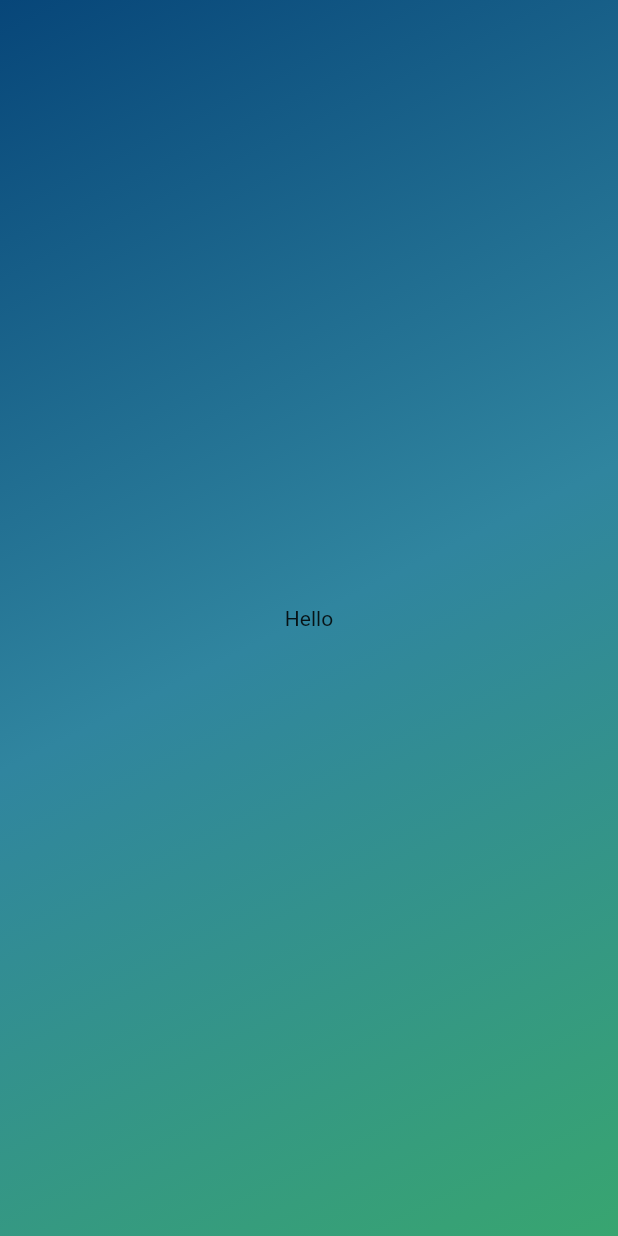
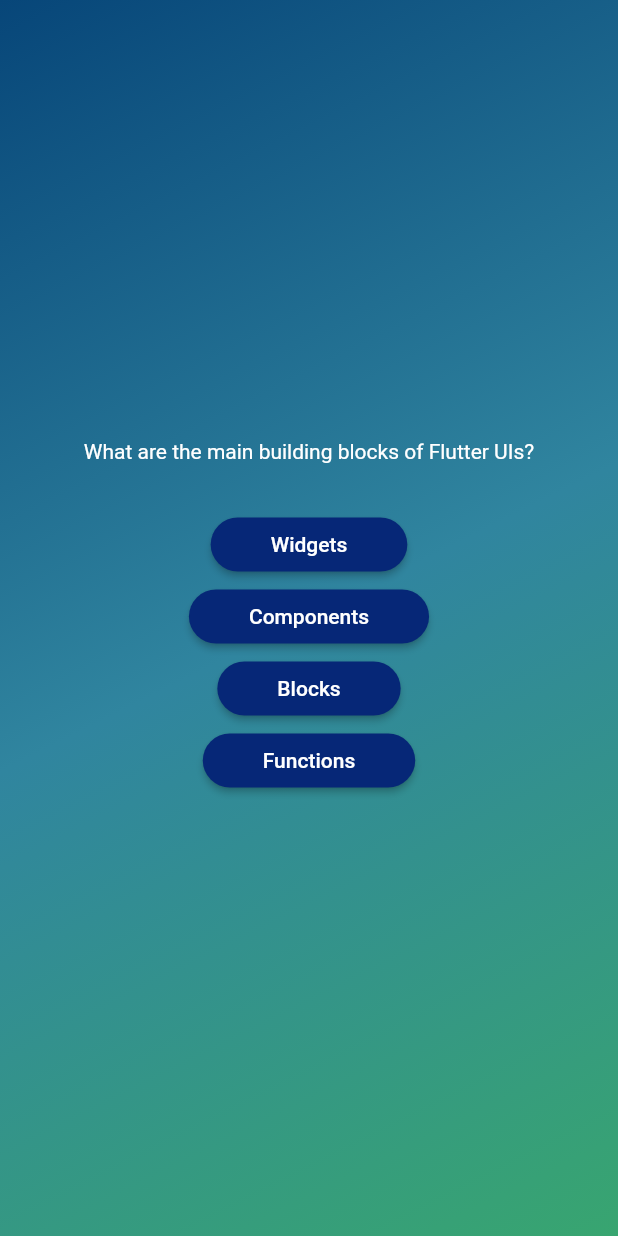
Before and after one commit to PratyushSingh18/Learning_Flutter, a Flutter app: the screen it shows after launch, after a tap on "-Start Quiz-", on a phone screen of 412 x 824 dp. Run offline on Flutter 3.47's test engine with Material 2 defaults, Android fonts, the phone set to English and light mode, and no system bars.

Commit message:
Added new updates

```diff
--- /dev/null
+++ b/Second/lib/answer_button.dart
@@ -0,0 +1,27 @@
+import 'package:flutter/material.dart';
+
+class AnswerButton extends StatelessWidget {
+  const AnswerButton(this.answer, this.onTap, {super.key});
+
+  final String answer;
+  final Function() onTap;
+
+  @override
+  Widget build(context) {
+    return ElevatedButton(
+      onPressed: onTap,
+      style: ElevatedButton.styleFrom(
+        padding: const EdgeInsets.symmetric(
+          vertical: 10.0,
+          horizontal: 40.0,
+        ),
+        backgroundColor: const Color.fromARGB(255, 6, 39, 119),
+        foregroundColor: Colors.white,
+        shape: RoundedRectangleBorder(
+          borderRadius: BorderRadius.circular(40.0),
+        ),
+      ),
+      child: Text(answer),
+    );
+  }
+}
--- /dev/null
+++ b/Second/lib/data/questions.dart
@@ -0,0 +1,55 @@
+import 'package:first_project/model/quiz_questions.dart';
+
+const questions = [
+  QuizQuestion(
+    'What are the main building blocks of Flutter UIs?',
+    [
+      'Widgets',
+      'Components',
+      'Blocks',
+      'Functions',
+    ],
+  ),
+  QuizQuestion('How are Flutter UIs built?', [
+    'By combining widgets in code',
+    'By combining widgets in a visual editor',
+    'By defining widgets in config files',
+    'By using XCode for iOS and Android Studio for Android',
+  ]),
+  QuizQuestion(
+    'What\'s the purpose of a StatefulWidget?',
+    [
+      'Update UI as data changes',
+      'Update data as UI changes',
+      'Ignore data changes',
+      'Render UI that does not depend on data',
+    ],
+  ),
+  QuizQuestion(
+    'Which widget should you try to use more often: StatelessWidget or StatefulWidget?',
+    [
+      'StatelessWidget',
+      'StatefulWidget',
+      'Both are equally good',
+      'None of the above',
+    ],
+  ),
+  QuizQuestion(
+    'What happens if you change data in a StatelessWidget?',
+    [
+      'The UI is not updated',
+      'The UI is updated',
+      'The closest StatefulWidget is updated',
+      'Any nested StatefulWidgets are updated',
+    ],
+  ),
+  QuizQuestion(
+    'How should you update data inside of StatefulWidgets?',
+    [
+      'By calling setState()',
+      'By calling updateData()',
+      'By calling updateUI()',
+      'By calling updateState()',
+    ],
+  ),
+];
--- /dev/null
+++ b/Second/lib/model/quiz_questions.dart
@@ -0,0 +1,5 @@
+class QuizQuestion {
+  const QuizQuestion(this.question, this.answers);
+  final String question;
+  final List<String> answers;
+}
--- a/Second/lib/questions_screen.dart
+++ b/Second/lib/questions_screen.dart
@@ -1,4 +1,7 @@
+import 'package:first_project/answer_button.dart';
+//import 'package:first_project/text.dart';
 import 'package:flutter/material.dart';
+import 'package:first_project/data/questions.dart';
 
 class QuestionsScreen extends StatefulWidget {
   const QuestionsScreen({super.key});
@@ -8,11 +11,77 @@ class QuestionsScreen extends StatefulWidget {
   }
 }
 
+// class _QuestionsScreenState extends State<QuestionsScreen> {
+//   @override
+//   Widget build(context) {
+//     return Center(
+//       child: Column(
+//         //mainAxisSize: MainAxisSize.min,
+//         mainAxisAlignment: MainAxisAlignment.center,
+//         children: [
+//           const TextContent('Question-1'),
+//           const SizedBox(
+//             height: 30.0,
+//           ),
+//           ElevatedButton(
+//             onPressed: () {},
+//             child: const TextContent('Answer-1'),
+//           ),
+//           ElevatedButton(
+//             onPressed: () {},
+//             child: const TextContent('Answer-2'),
+//           ),
+//           ElevatedButton(
+//             onPressed: () {},
+//             child: const TextContent('Answer-3'),
+//           ),
+//           ElevatedButton(
+//             onPressed: () {},
+//             child: const TextContent('Answer-4'),
+//           ),
+//         ],
+//       ),
+//     );
+//   }
+// }
+
 class _QuestionsScreenState extends State<QuestionsScreen> {
   @override
   Widget build(context) {
-    return const Center(
-      child: Text('Hello'),
+    final currentQuestion = questions[0];
+    return SizedBox(
+      width: double.infinity,
+      child: Column(
+        //mainAxisSize: MainAxisSize.min,
+        mainAxisAlignment: MainAxisAlignment.center,
+        children: [
+          Text(
+            currentQuestion.question,
+            style: const TextStyle(
+              color: Colors.white,
+            ),
+          ),
+          const SizedBox(
+            height: 30.0,
+          ),
+          AnswerButton(
+            currentQuestion.answers[0],
+            () {},
+          ),
+          AnswerButton(
+            currentQuestion.answers[1],
+            () {},
+          ),
+          AnswerButton(
+            currentQuestion.answers[2],
+            () {},
+          ),
+          AnswerButton(
+            currentQuestion.answers[3],
+            () {},
+          ),
+        ],
+      ),
     );
   }
 }
--- a/Second/lib/quiz.dart
+++ b/Second/lib/quiz.dart
@@ -12,22 +12,36 @@ class Quiz extends StatefulWidget {
 }
 
 class _QuizState extends State<Quiz> {
-  Widget? currentScreen;
+  // Widget? currentScreen;
 
-  @override
-  void initState() {
-    currentScreen = FinalSetup(switchScreen);
-    super.initState();
-  }
+  // @override
+  // void initState() {
+  //   currentScreen = FinalSetup(switchScreen);
+  //   super.initState();
+  // }
+
+  // void switchScreen() {
+  //   setState(() {
+  //     currentScreen = const QuestionsScreen();
+  //   });
+  // }
+
+  var activeScreen = 'Start-Screen';
 
   void switchScreen() {
     setState(() {
-      currentScreen = const QuestionsScreen();
+      activeScreen = 'Questions-Screen';
     });
   }
 
   @override
   Widget build(context) {
+    // Widget screenWidget = FinalSetup(switchScreen);
+
+    // if (activeScreen == 'Questions-Screen') {
+    //   screenWidget = const QuestionsScreen();
+    // }       //This can also be used to switch between the screens instead of the ternery operators.
+
     return MaterialApp(
       home: Scaffold(
         body: Container(
@@ -42,7 +56,9 @@ class _QuizState extends State<Quiz> {
               end: Alignment.bottomRight,
             ),
           ),
-          child: currentScreen,
+          child: activeScreen == 'Start-Screen'
+              ? FinalSetup(switchScreen)
+              : const QuestionsScreen(),
         ),
       ),
     );
```
